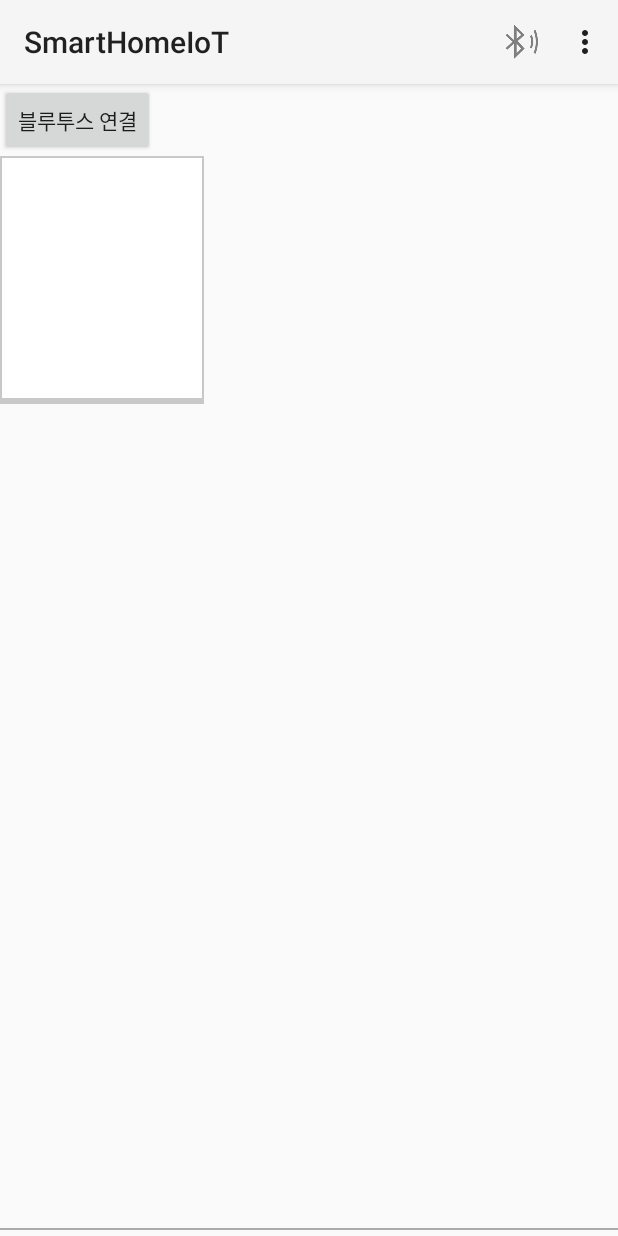
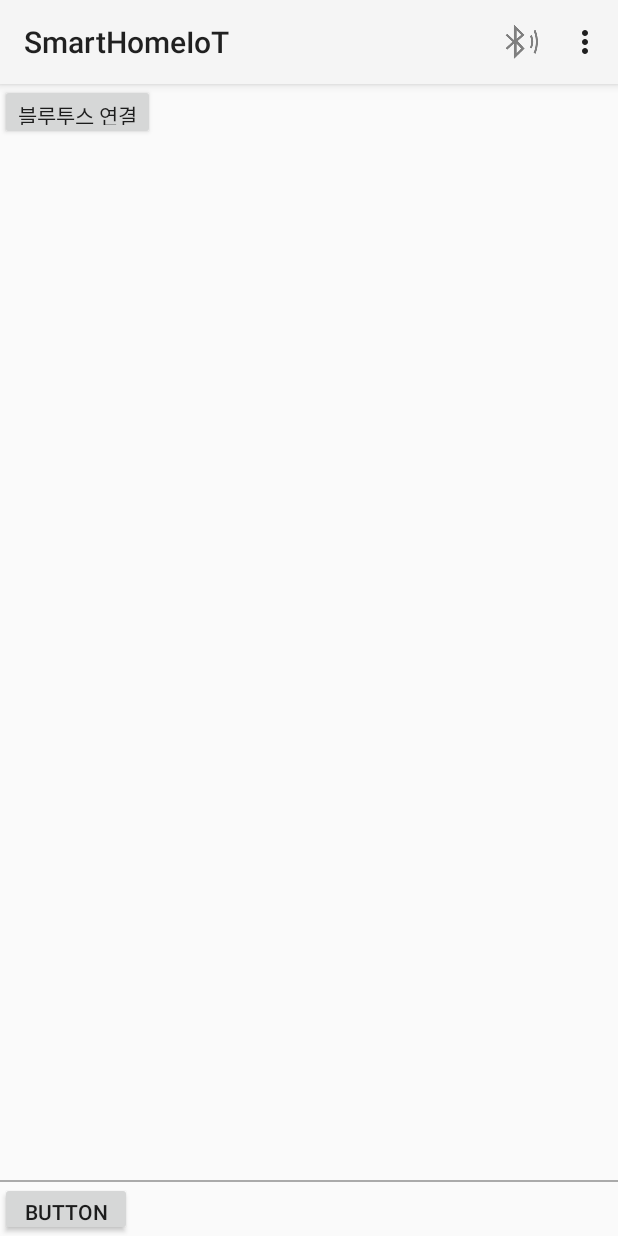
Before and after one commit to Chokyungsun/SmartHomeIOT, an Android app: the screen it shows after launch (MainActivity), on a phone screen of 412 x 824 dp. Run offline under Robolectric (Android 15) with nearby library versions, the phone set to English and light mode, and no system bars; 1 statement that could not run was skipped.

Commit message:
bi-directional communication

```diff
--- a/Application/src/main/AndroidManifest.xml
+++ b/Application/src/main/AndroidManifest.xml
@@ -45,6 +45,7 @@
             android:configChanges="orientation|keyboardHidden"
             android:label="@string/select_device"
             android:theme="@android:style/Theme.Holo.Dialog" />
+        <activity android:name=".ModeActivity"/>
     </application>
 
 </manifest>
--- a/Application/src/main/java/com/example/android/bluetoothchat/BluetoothChatFragment.java
+++ b/Application/src/main/java/com/example/android/bluetoothchat/BluetoothChatFragment.java
@@ -43,6 +43,7 @@
 import android.widget.TextView;
 import android.widget.Toast;
 
+import com.example.android.bluetoothchat.ui.login.LoginActivity;
 import com.example.android.common.logger.Log;
 
 import java.io.Serializable;
@@ -309,6 +310,10 @@
                     // construct a string from the valid bytes in the buffer
                     String readMessage = new String(readBuf, 0, msg.arg1);
                     mConversationArrayAdapter.add(mConnectedDeviceName + ":  " + readMessage);
+                    if(readMessage.equals("detected")){
+                        Log.e(TAG, "calling alert func");
+                        LoginActivity.alert();
+                    }
                     break;
                 case Constants.MESSAGE_DEVICE_NAME:
                     // save the connected device's name
--- a/Application/src/main/java/com/example/android/bluetoothchat/MainActivity.java
+++ b/Application/src/main/java/com/example/android/bluetoothchat/MainActivity.java
@@ -13,7 +13,6 @@
 * See the License for the specific language governing permissions and
 * limitations under the License.
 */
-
 
 package com.example.android.bluetoothchat;
 
@@ -121,9 +120,6 @@
 
     public void startApp(View view){
         Intent intent = new Intent(getApplicationContext(), LoginActivity.class);
-//        intent.putExtra("fragment", fragment);
-
         startActivity(intent);
-//        finish();
     }
 }
--- a/Application/src/main/java/com/example/android/bluetoothchat/data/Result.java
+++ b/Application/src/main/java/com/example/android/bluetoothchat/data/Result.java
@@ -33,6 +33,11 @@
 
         public Success(T data) {
             this.data = data;
+//            Intent intent = new Intent(getApplicationContext(), ModeActivity.class);
+//        intent.putExtra("fragment", fragment);
+
+//            startActivity(intent);
+//        finish();
         }
 
         public T getData() {
--- a/Application/src/main/res/layout/activity_main.xml
+++ b/Application/src/main/res/layout/activity_main.xml
@@ -22,19 +22,19 @@
       android:layout_height="match_parent"
       android:id="@+id/sample_main_layout">
 
-    <Button
-        android:id="@+id/button3"
-        android:layout_width="wrap_content"
-        android:layout_height="wrap_content"
-        android:onClick="startApp"
-        android:text="블루투스 연결" />
-
     <ViewAnimator
         android:id="@+id/sample_output"
         android:layout_width="match_parent"
         android:layout_height="match_parent"
         android:layout_weight="1"
-        tools:visibility="invisible">
+        tools:visibility="visible">
+
+        <Button
+            android:id="@+id/button3"
+            android:layout_width="wrap_content"
+            android:layout_height="37dp"
+            android:onClick="startApp"
+            android:text="블루투스 연결" />
 
         <ScrollView
             style="@style/Widget.SampleMessageTile"
@@ -53,9 +53,10 @@
     </ViewAnimator>
 
     <View
-          android:layout_width="match_parent"
-          android:layout_height="1dp"
-          android:background="@android:color/darker_gray" />
+        android:layout_width="match_parent"
+        android:layout_height="1dp"
+        android:background="@android:color/darker_gray"
+        tools:visibility="invisible" />
 
     <FrameLayout
         android:id="@+id/sample_content_fragment"
```
Also changed, not shown: Application/src/main/java/com/example/android/bluetoothchat/BluetoothChatService.java (+4 -5 lines), Application/src/main/java/com/example/android/bluetoothchat/ui/login/LoginActivity.java (+18 -2 lines), Application/src/main/res/layout/activity_mode.xml (+5 -2 lines), 956 other files.
